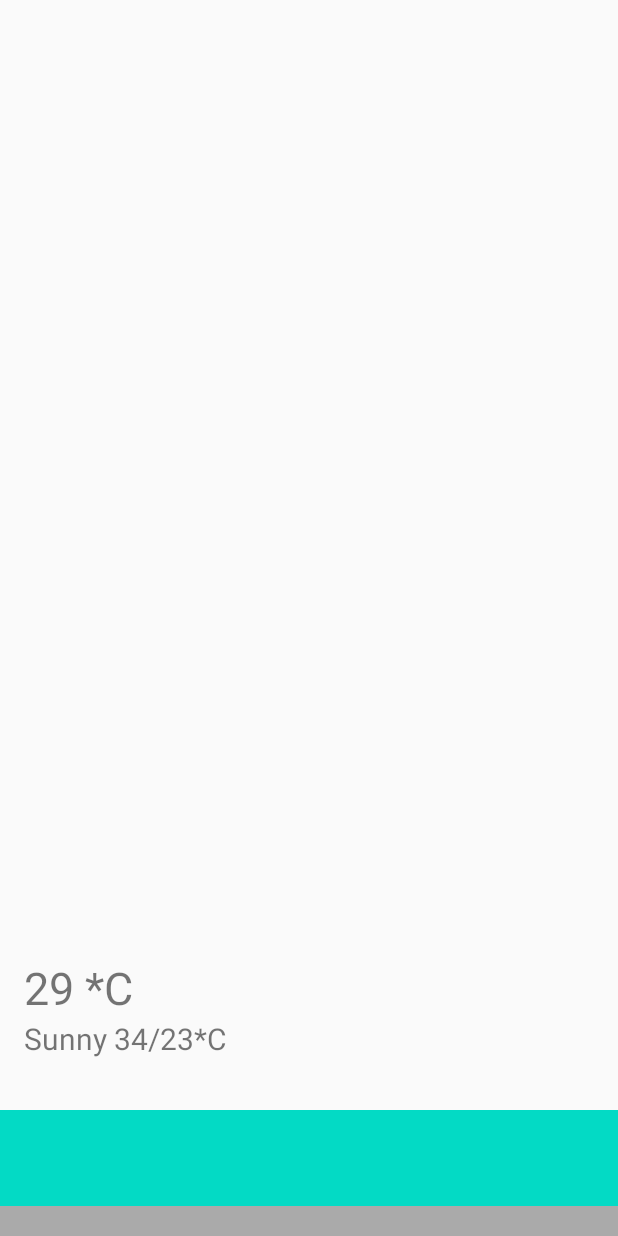
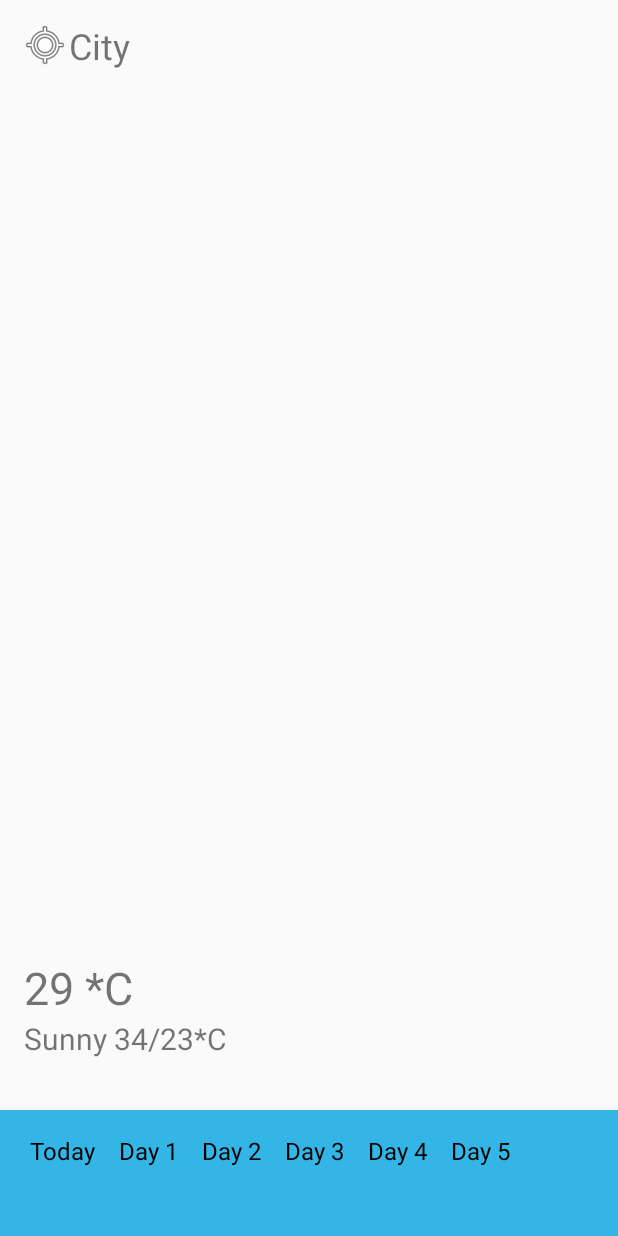
Before and after one commit to ankit2610ak/weather-widgets, an Android app: the layout activity_main.xml on its own in the app's theme, with its tools: preview values and no code run, on a phone screen of 412 x 824 dp. Run offline under Robolectric (Android 15) with nearby library versions, the phone set to English and light mode, and no system bars.

Commit message:
feat: Add locality and 5 days textview

```diff
--- a/app/src/main/java/com/example/talkcharge/MainActivity.kt
+++ b/app/src/main/java/com/example/talkcharge/MainActivity.kt
@@ -2,6 +2,7 @@ package com.example.talkcharge
 
 import android.Manifest
 import android.content.pm.PackageManager
+import android.location.Geocoder
 import android.location.Location
 import android.os.Bundle
 import android.util.Log
@@ -14,6 +15,7 @@ import com.google.android.gms.location.FusedLocationProviderClient
 import com.google.android.gms.location.LocationServices
 import retrofit2.Call
 import retrofit2.Response
+import java.util.*
 import kotlin.properties.Delegates
 
 class MainActivity : AppCompatActivity() {
@@ -39,6 +41,13 @@ class MainActivity : AppCompatActivity() {
                     Log.d(TAG, "lat: " + location?.latitude)
                     lat = location?.latitude!!.toFloat()
                     lon = location.longitude.toFloat()
+
+                    // Add locality
+                    val geocoder = Geocoder(this, Locale.getDefault())
+                    val addresses = geocoder.getFromLocation(
+                        location.latitude, location.longitude, 1)
+                    binding.localityTextView.text = addresses[0].locality
+
 
                     getWeatherDetails(
                         lat,
@@ -67,7 +76,7 @@ class MainActivity : AppCompatActivity() {
                 call: Call<Weather>,
                 response: Response<Weather>
             ) {
-                Log.d(TAG, response.body()!!.list[1].dt_txt.toString())
+                Log.d(TAG, response.body()!!.list[1].dt_txt)
             }
 
         })
--- a/app/src/main/res/layout/activity_main.xml
+++ b/app/src/main/res/layout/activity_main.xml
@@ -9,6 +9,17 @@
     <androidx.constraintlayout.widget.ConstraintLayout
         android:layout_width="match_parent"
         android:layout_height="match_parent">
+
+        <TextView
+            android:id="@+id/locality_text_view"
+            android:layout_width="wrap_content"
+            android:layout_height="wrap_content"
+            android:layout_margin="14dp"
+            android:drawableStart="@android:drawable/ic_menu_mylocation"
+            android:textSize="24sp"
+            app:layout_constraintStart_toStartOf="parent"
+            app:layout_constraintTop_toTopOf="parent"
+            tools:text="City" />
 
         <TextView
             android:id="@+id/tempTextView"
--- a/app/src/main/res/layout/my_persistent_bottomsheet.xml
+++ b/app/src/main/res/layout/my_persistent_bottomsheet.xml
@@ -4,17 +4,76 @@
     android:layout_width="match_parent"
     android:layout_height="match_parent"
     app:behavior_hideable="false"
+    android:background="@android:color/holo_blue_light"
     app:behavior_peekHeight="84dp"
-    android:background="@android:color/darker_gray"
     app:layout_behavior="com.google.android.material.bottomsheet.BottomSheetBehavior">
 
     <TextView
-        android:id="@+id/textView"
-        android:layout_width="0dp"
-        android:layout_height="64dp"
-        android:background="@color/colorAccent"
-        app:layout_constraintEnd_toEndOf="parent"
+        android:id="@+id/todayText"
+        android:layout_width="wrap_content"
+        android:layout_height="wrap_content"
+        android:layout_marginStart="20dp"
+        android:layout_marginTop="16dp"
+        android:text="Today"
+        android:textColor="@android:color/black"
+        android:textSize="16sp"
         app:layout_constraintStart_toStartOf="parent"
         app:layout_constraintTop_toTopOf="parent" />
 
+    <TextView
+        android:id="@+id/day1Text"
+        android:layout_width="wrap_content"
+        android:layout_height="wrap_content"
+        android:layout_marginStart="16dp"
+        android:text="Day 1"
+        android:textColor="@android:color/black"
+        android:textSize="16sp"
+        app:layout_constraintStart_toEndOf="@id/todayText"
+        app:layout_constraintTop_toTopOf="@id/todayText" />
+
+    <TextView
+        android:id="@+id/day2Text"
+        android:layout_width="wrap_content"
+        android:layout_height="wrap_content"
+        android:layout_marginStart="16dp"
+        android:text="Day 2"
+        android:textColor="@android:color/black"
+        android:textSize="16sp"
+        app:layout_constraintStart_toEndOf="@id/day1Text"
+        app:layout_constraintTop_toTopOf="@id/day1Text" />
+
+    <TextView
+        android:id="@+id/day3Text"
+        android:layout_width="wrap_content"
+        android:layout_height="wrap_content"
+        android:layout_marginStart="16dp"
+        android:text="Day 3"
+        android:textColor="@android:color/black"
+        android:textSize="16sp"
+        app:layout_constraintStart_toEndOf="@id/day2Text"
+        app:layout_constraintTop_toTopOf="@id/day2Text" />
+
+    <TextView
+        android:id="@+id/day4Text"
+        android:layout_width="wrap_content"
+        android:layout_height="wrap_content"
+        android:layout_marginStart="16dp"
+        android:text="Day 4"
+        android:textColor="@android:color/black"
+        android:textSize="16sp"
+        app:layout_constraintStart_toEndOf="@id/day3Text"
+        app:layout_constraintTop_toTopOf="@id/day3Text" />
+
+    <TextView
+        android:id="@+id/day5Text"
+        android:layout_width="wrap_content"
+        android:layout_height="wrap_content"
+        android:layout_marginStart="16dp"
+        android:text="Day 5"
+        android:textColor="@android:color/black"
+        android:textSize="16sp"
+        app:layout_constraintStart_toEndOf="@id/day4Text"
+        app:layout_constraintTop_toTopOf="@id/day4Text" />
+
+
 </androidx.constraintlayout.widget.ConstraintLayout>
```
